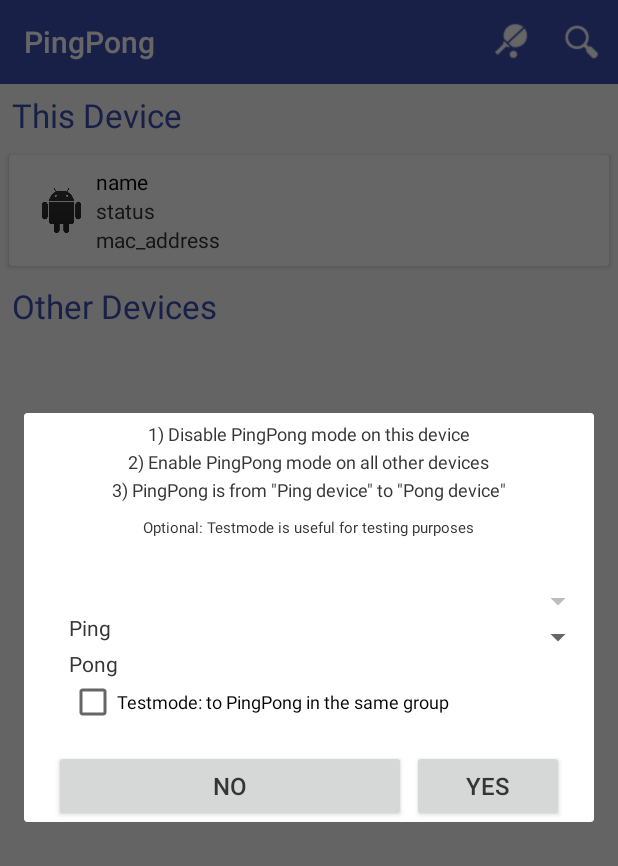
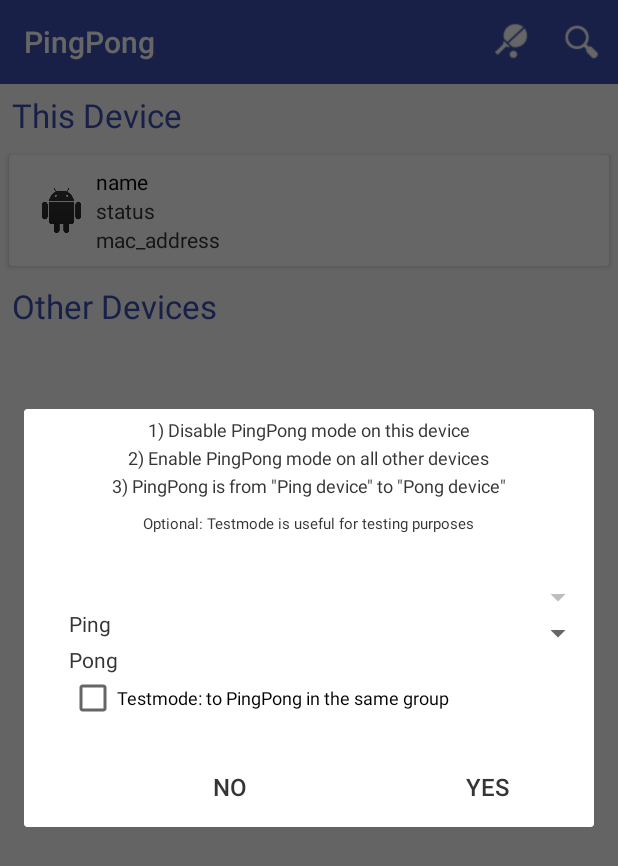
Before and after one commit to deib-polimi/PingPong, an Android app: the fragment PingPongDialog placed in its activity, on a phone screen of 412 x 824 dp. Shown: the top 866 px of the screen. Run offline under Robolectric (Android 15) with nearby library versions, the phone set to English and light mode, and no system bars; 4 statements that could not run were skipped.

Commit message:
Pulizia codice e controllo alla javadoc, perchè fosse aggiornata, dopo le ultime modifiche.

```diff
--- a/app/src/main/java/it/polimi/wifidirect/DeviceDetailFragment.java
+++ b/app/src/main/java/it/polimi/wifidirect/DeviceDetailFragment.java
@@ -22,7 +22,6 @@ import android.content.Intent;
 import android.net.Uri;
 import android.net.wifi.WpsInfo;
 import android.net.wifi.p2p.WifiP2pConfig;
-import android.net.wifi.p2p.WifiP2pInfo;
 import android.os.Bundle;
 import android.support.v4.app.Fragment;
 import android.support.v7.widget.DefaultItemAnimator;
@@ -56,13 +55,12 @@ public class DeviceDetailFragment extends Fragment {
     private static final int CHOOSE_FILE_RESULT_CODE = 20;
     private View mContentView = null;
 
-    private RecyclerView mRecyclerView;
     @Getter private WiFiDetailClientListAdapter mAdapter;
 
     private P2PDevice device;
 
     @Getter private ProgressDialog progressDialog = null;
-    private Fragment fragment = this;
+    private final Fragment fragment = this;
     private static final int PINGPONG = 5; //constant number
 
     /**
@@ -81,7 +79,7 @@ public class DeviceDetailFragment extends Fragment {
     @Override
     public View onCreateView(LayoutInflater inflater, ViewGroup container, Bundle savedInstanceState) {
 
-        mContentView = inflater.inflate(R.layout.device_detail, null);
+        mContentView = inflater.inflate(R.layout.device_detail, container, false);
 
         TextView myName = (TextView) mContentView.findViewById(R.id.my_name);
         TextView myStatus = (TextView) mContentView.findViewById(R.id.my_status);
@@ -156,7 +154,7 @@ public class DeviceDetailFragment extends Fragment {
         mContentView.findViewById(R.id.btn_start_ping_pong).setVisibility(View.GONE);
 
 
-        mRecyclerView = (RecyclerView) mContentView.findViewById(R.id.clientRecyclerView);
+        RecyclerView mRecyclerView = (RecyclerView) mContentView.findViewById(R.id.clientRecyclerView);
 
         LinearLayoutManager mLayoutManager = new LinearLayoutManager(getActivity());
         mLayoutManager.setOrientation(LinearLayoutManager.VERTICAL);
@@ -247,7 +245,8 @@ public class DeviceDetailFragment extends Fragment {
     }
 
     /**
-     * Method to show a GO Icon inside the cardview of the connected device.
+     * Method to show a GO Icon inside the cardview in {@link it.polimi.wifidirect.DeviceDetailFragment}
+     * of the connected device.
      * This is useful to identify which device is a GO.
      */
     public void showConnectedDeviceGoIcon(){
@@ -262,7 +261,8 @@ public class DeviceDetailFragment extends Fragment {
     }
 
     /**
-     * Method to hide a GO Icon inside the cardview of the connected device.
+     * Method to hide a GO Icon inside the cardview in {@link it.polimi.wifidirect.DeviceDetailFragment}
+     * of the connected device.
      * This is useful to identify which device is a GO.
      */
     public void hideConnectedDeviceGoIcon() {
@@ -287,7 +287,5 @@ public class DeviceDetailFragment extends Fragment {
         view.setText(R.string.empty);
         view = (TextView) mContentView.findViewById(R.id.device_address);
         view.setText(R.string.empty);
-//        view = (TextView) mContentView.findViewById(R.id.group_ip);
-//        view.setText(R.string.empty);
     }
 }
--- a/app/src/main/java/it/polimi/wifidirect/DeviceListFragment.java
+++ b/app/src/main/java/it/polimi/wifidirect/DeviceListFragment.java
@@ -128,9 +128,6 @@ public class DeviceListFragment extends Fragment implements
         myMacAddressCardView.setText(LocalP2PDevice.getInstance().getLocalDevice().getP2pDevice().deviceAddress);
     }
 
-
-
-
     /**
      * Method to clear peer's list and to update the UI.
      */
@@ -166,9 +163,7 @@ public class DeviceListFragment extends Fragment implements
         void connect(WifiP2pConfig config);
 
         void disconnect();
-
     }
-
 
     /**
      * Inner class that implements the Onclicklistener for the local device cardview.
--- a/app/src/main/java/it/polimi/wifidirect/PingPongLogic.java
+++ b/app/src/main/java/it/polimi/wifidirect/PingPongLogic.java
@@ -17,7 +17,7 @@ import it.polimi.wifidirect.model.PingPongList;
 class PingPongLogic extends AsyncTask<Void, Void, Void> {
 
     private static final String TAG = "ping-pong-logic";
-    private Activity activity;
+    private final Activity activity;
 
     /**
      * Constructor of the class
--- a/app/src/main/java/it/polimi/wifidirect/WiFiDetailClientListAdapter.java
+++ b/app/src/main/java/it/polimi/wifidirect/WiFiDetailClientListAdapter.java
@@ -1,6 +1,5 @@
 package it.polimi.wifidirect;
 
-import android.support.annotation.NonNull;
 import android.support.v7.widget.RecyclerView;
 import android.view.LayoutInflater;
 import android.view.View;
@@ -9,8 +8,6 @@ import android.widget.TextView;
 
 import it.polimi.wifidirect.model.ClientList;
 import it.polimi.wifidirect.model.P2PDevice;
-import it.polimi.wifidirect.model.PeerList;
-import it.polimi.wifidirect.utilities.DeviceStatus;
 
 /**
  * ListAdapter of {@link it.polimi.wifidirect.model.P2PDevice}.
@@ -68,6 +65,4 @@ public class WiFiDetailClientListAdapter extends RecyclerView.Adapter<WiFiDetail
     public int getItemCount() {
         return ClientList.getInstance().getList().size();
     }
-
-
 }
--- a/app/src/main/java/it/polimi/wifidirect/WiFiDirectBroadcastReceiver.java
+++ b/app/src/main/java/it/polimi/wifidirect/WiFiDirectBroadcastReceiver.java
@@ -37,9 +37,9 @@ import it.polimi.wifidirect.model.PingPongList;
 public class WiFiDirectBroadcastReceiver extends BroadcastReceiver {
 
     private static final String TAG = "BroadcastReceiver";
-    private WifiP2pManager manager;
-    private Channel channel;
-    private WiFiDirectActivity activity;
+    private final WifiP2pManager manager;
+    private final Channel channel;
+    private final WiFiDirectActivity activity;
 
     /**
      * Constructor of the class.
--- a/app/src/main/java/it/polimi/wifidirect/model/LocalP2PDevice.java
+++ b/app/src/main/java/it/polimi/wifidirect/model/LocalP2PDevice.java
@@ -16,7 +16,7 @@ import lombok.Setter;
 */
 public class LocalP2PDevice {
 
-    private static LocalP2PDevice instance = new LocalP2PDevice();
+    private static final LocalP2PDevice instance = new LocalP2PDevice();
 
     @Getter @Setter private P2PDevice localDevice;
 
--- a/app/src/main/java/it/polimi/wifidirect/model/P2PGroup.java
+++ b/app/src/main/java/it/polimi/wifidirect/model/P2PGroup.java
@@ -20,7 +20,7 @@ import lombok.Setter;
  */
 public class P2PGroup {
 
-    @Getter private List<P2PDevice> list; //in this list there is also the group owner.
+    @Getter private final List<P2PDevice> list; //in this list there is also the group owner.
     @Getter @Setter private P2PDevice groupOwner;
     @Getter @Setter private InetAddress groupOwnerIpAddress;
     @Getter @Setter private boolean persistent;
--- a/app/src/main/java/it/polimi/wifidirect/model/P2PGroups.java
+++ b/app/src/main/java/it/polimi/wifidirect/model/P2PGroups.java
@@ -14,10 +14,9 @@ import lombok.Getter;
  */
 public class P2PGroups {
 
-    @Getter
-    List<P2PGroup> groupList;
+    @Getter private final List<P2PGroup> groupList;
 
-    private static P2PGroups instance = new P2PGroups();
+    private static final P2PGroups instance = new P2PGroups();
 
     /**
      * Method to get the instance of this class.
--- a/app/src/main/java/it/polimi/wifidirect/model/PeerList.java
+++ b/app/src/main/java/it/polimi/wifidirect/model/PeerList.java
@@ -17,9 +17,9 @@ import lombok.Getter;
 public class PeerList {
 
     @Getter
-    private List<P2PDevice> list;
+    private final List<P2PDevice> list;
 
-    private static PeerList instance = new PeerList();
+    private static final PeerList instance = new PeerList();
 
     /**
      * Method to get the instance of this class.
--- a/app/src/main/java/it/polimi/wifidirect/model/PingPongList.java
+++ b/app/src/main/java/it/polimi/wifidirect/model/PingPongList.java
@@ -15,7 +15,7 @@ import lombok.Setter;
  */
 public class PingPongList {
 
-    @Getter private List<P2PDevice> pingponglist;
+    @Getter private final List<P2PDevice> pingponglist;
 
     @Getter @Setter private String ping_macaddress, pong_macaddress;
     @Getter @Setter private boolean testmode;
@@ -32,7 +32,7 @@ public class PingPongList {
     //if true this device must use the pong_macaddress, otherwise ping_macaddress
     @Getter @Setter private boolean use_pongAddress = true;
 
-    private static PingPongList instance = new PingPongList();
+    private static final PingPongList instance = new PingPongList();
 
     /**
      * Method to get the instance of this class.
--- a/app/src/main/java/it/polimi/wifidirect/spinner/CustomSpinnerAdapter.java
+++ b/app/src/main/java/it/polimi/wifidirect/spinner/CustomSpinnerAdapter.java
@@ -18,8 +18,8 @@ import it.polimi.wifidirect.R;
  */
 public class CustomSpinnerAdapter extends ArrayAdapter<SpinnerRow> {
 
-	private Activity context;
-	private ArrayList<SpinnerRow> spinnerRow;
+	private final Activity context;
+	private final ArrayList<SpinnerRow> spinnerRow;
 
     /**
      * Constructor with required parameters
--- a/app/src/main/java/it/polimi/wifidirect/spinner/SpinnerRow.java
+++ b/app/src/main/java/it/polimi/wifidirect/spinner/SpinnerRow.java
@@ -10,7 +10,7 @@ import lombok.Getter;
  */
 public class SpinnerRow {
 
-	@Getter private String name;
+	@Getter private final String name;
 
     /**
      * Constructor of this class.
--- a/app/src/main/res/layout/device_detail.xml
+++ b/app/src/main/res/layout/device_detail.xml
@@ -147,8 +147,7 @@
             android:textAppearance="?android:attr/textAppearanceLarge"
             android:textColor="@color/primary"
             android:layout_marginTop="25dp"
-            android:layout_below="@+id/relativeLayoutTop"
-            android:layout_alignStart="@+id/cardviewLocalDevice" />
+            android:layout_below="@+id/relativeLayoutTop"/>
 
 
         <!-- Available peers -->
@@ -160,6 +159,5 @@
             android:layout_alignParentStart="true"
             android:layout_marginTop="6dp" />
 
-
     </RelativeLayout>
 </FrameLayout>
--- a/app/src/main/res/layout/pingpong_dialog.xml
+++ b/app/src/main/res/layout/pingpong_dialog.xml
@@ -104,6 +104,7 @@
 
         <Button
             android:id="@+id/dialog_no"
+            style="?android:attr/buttonBarButtonStyle"
             android:layout_width="0dp"
             android:layout_height="wrap_content"
             android:layout_weight="0.70"
@@ -115,6 +116,7 @@
 
         <Button
             android:id="@+id/dialog_yes"
+            style="?android:attr/buttonBarButtonStyle"
             android:layout_width="0dp"
             android:layout_height="wrap_content"
             android:layout_weight="0.30"
--- a/app/src/main/res/layout/row_client_device.xml
+++ b/app/src/main/res/layout/row_client_device.xml
@@ -70,7 +70,7 @@
             android:textAppearance="?android:attr/textAppearanceSmall"
             android:textSize="8sp"
             android:visibility="invisible"
-            android:layout_below="@+id/device_name"
+            android:layout_alignBottom="@+id/device_address"
             android:layout_alignParentEnd="true" />
 
 
```
Also changed, not shown: app/src/main/java/it/polimi/wifidirect/FileServerAsyncTask.java (+3 -7 lines), app/src/main/java/it/polimi/wifidirect/WiFiDirectActivity.java (+94 -94 lines), app/src/main/java/it/polimi/wifidirect/model/ClientList.java (+2 -6 lines), app/src/main/res/values/dimens.xml (deleted, +0 -21 lines), 1 other file.
